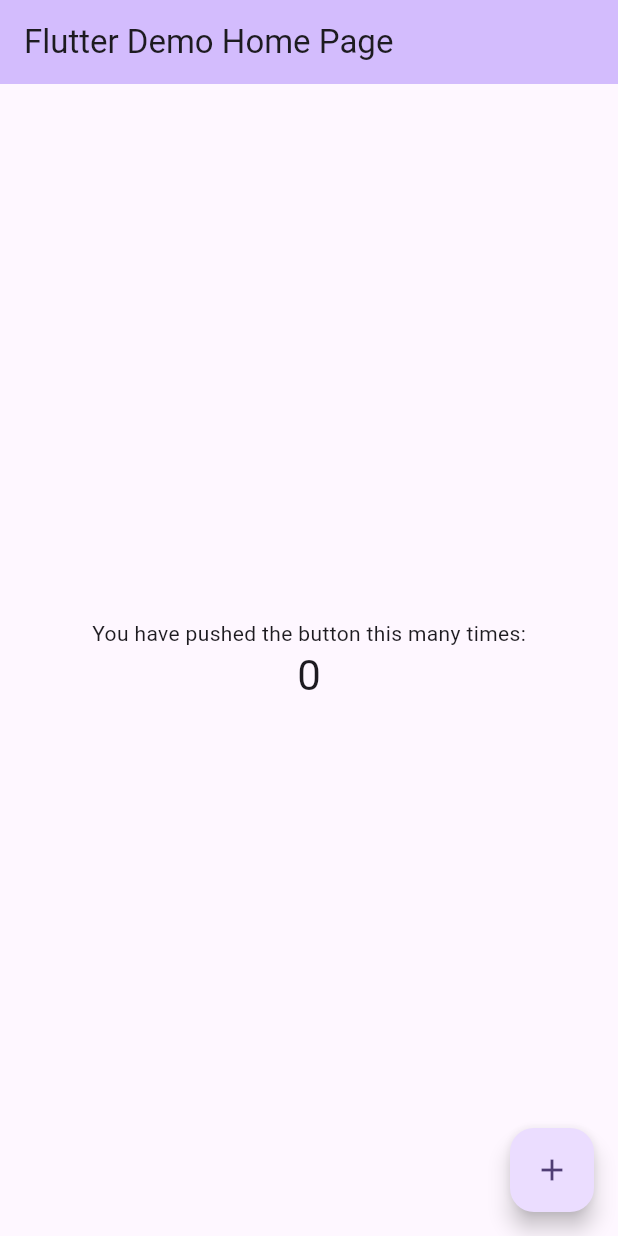
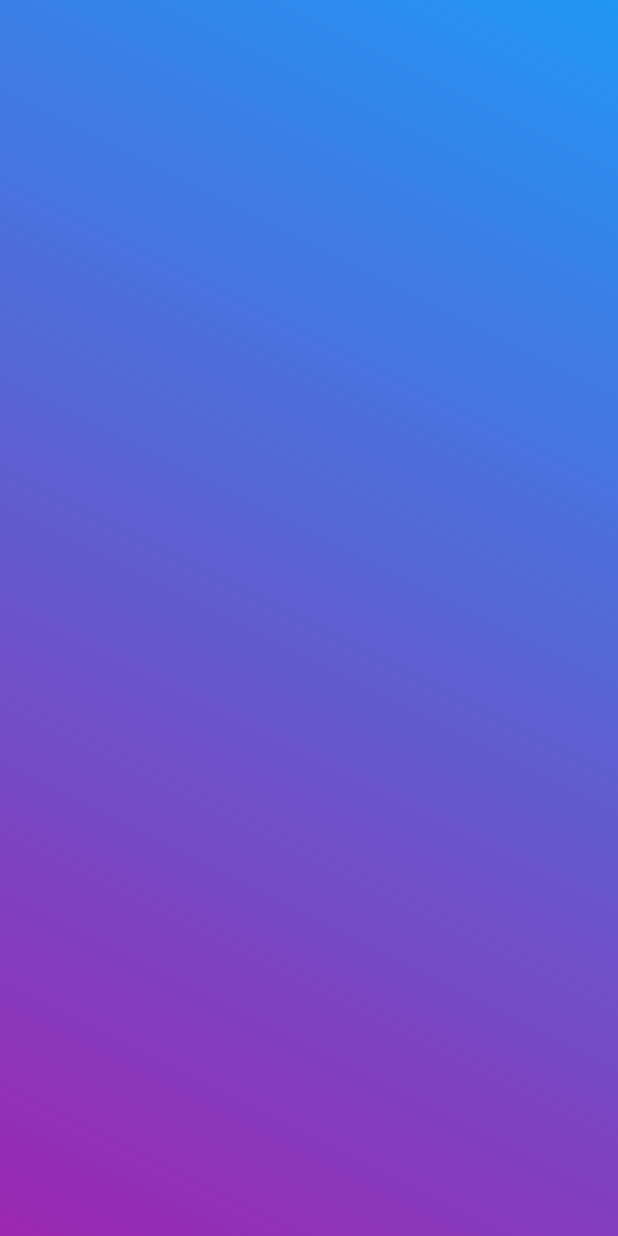
Before and after one commit to Pietrucci-Blacher/UrEsport, a Flutter app: the first screen one second after launch, on a phone screen of 412 x 824 dp. Run offline on Flutter 3.47's test engine with Material 3 defaults, Android fonts, the phone set to English and light mode, and no system bars.

Commit message:
Feat: Add splash screen for app

```diff
--- a/front/lib/main.dart
+++ b/front/lib/main.dart
@@ -1,4 +1,5 @@
 import 'package:flutter/material.dart';
+import 'package:front_project/screens/splash_screen.dart';
 
 void main() {
   runApp(const MyApp());
@@ -7,119 +8,15 @@ void main() {
 class MyApp extends StatelessWidget {
   const MyApp({super.key});
 
-  // This widget is the root of your application.
   @override
   Widget build(BuildContext context) {
     return MaterialApp(
-      title: 'Flutter Demo',
+      title: 'My Esports App',
+      debugShowCheckedModeBanner: false,
+      home: const SplashScreen(),
       theme: ThemeData(
-        // This is the theme of your application.
-        //
-        // TRY THIS: Try running your application with "flutter run". You'll see
-        // the application has a purple toolbar. Then, without quitting the app,
-        // try changing the seedColor in the colorScheme below to Colors.green
-        // and then invoke "hot reload" (save your changes or press the "hot
-        // reload" button in a Flutter-supported IDE, or press "r" if you used
-        // the command line to start the app).
-        //
-        // Notice that the counter didn't reset back to zero; the application
-        // state is not lost during the reload. To reset the state, use hot
-        // restart instead.
-        //
-        // This works for code too, not just values: Most code changes can be
-        // tested with just a hot reload.
-        colorScheme: ColorScheme.fromSeed(seedColor: Colors.deepPurple),
         useMaterial3: true,
       ),
-      home: const MyHomePage(title: 'Flutter Demo Home Page'),
     );
   }
 }
-
-class MyHomePage extends StatefulWidget {
-  const MyHomePage({super.key, required this.title});
-
-  // This widget is the home page of your application. It is stateful, meaning
-  // that it has a State object (defined below) that contains fields that affect
-  // how it looks.
-
-  // This class is the configuration for the state. It holds the values (in this
-  // case the title) provided by the parent (in this case the App widget) and
-  // used by the build method of the State. Fields in a Widget subclass are
-  // always marked "final".
-
-  final String title;
-
-  @override
-  State<MyHomePage> createState() => _MyHomePageState();
-}
-
-class _MyHomePageState extends State<MyHomePage> {
-  int _counter = 0;
-
-  void _incrementCounter() {
-    setState(() {
-      // This call to setState tells the Flutter framework that something has
-      // changed in this State, which causes it to rerun the build method below
-      // so that the display can reflect the updated values. If we changed
-      // _counter without calling setState(), then the build method would not be
-      // called again, and so nothing would appear to happen.
-      _counter++;
-    });
-  }
-
-  @override
-  Widget build(BuildContext context) {
-    // This method is rerun every time setState is called, for instance as done
-    // by the _incrementCounter method above.
-    //
-    // The Flutter framework has been optimized to make rerunning build methods
-    // fast, so that you can just rebuild anything that needs updating rather
-    // than having to individually change instances of widgets.
-    return Scaffold(
-      appBar: AppBar(
-        // TRY THIS: Try changing the color here to a specific color (to
-        // Colors.amber, perhaps?) and trigger a hot reload to see the AppBar
-        // change color while the other colors stay the same.
-        backgroundColor: Theme.of(context).colorScheme.inversePrimary,
-        // Here we take the value from the MyHomePage object that was created by
-        // the App.build method, and use it to set our appbar title.
-        title: Text(widget.title),
-      ),
-      body: Center(
-        // Center is a layout widget. It takes a single child and positions it
-        // in the middle of the parent.
-        child: Column(
-          // Column is also a layout widget. It takes a list of children and
-          // arranges them vertically. By default, it sizes itself to fit its
-          // children horizontally, and tries to be as tall as its parent.
-          //
-          // Column has various properties to control how it sizes itself and
-          // how it positions its children. Here we use mainAxisAlignment to
-          // center the children vertically; the main axis here is the vertical
-          // axis because Columns are vertical (the cross axis would be
-          // horizontal).
-          //
-          // TRY THIS: Invoke "debug painting" (choose the "Toggle Debug Paint"
-          // action in the IDE, or press "p" in the console), to see the
-          // wireframe for each widget.
-          mainAxisAlignment: MainAxisAlignment.center,
-          children: <Widget>[
-            const Text(
-              'You have pushed the button this many times:',
-            ),
-            Text(
-              '$_counter',
-              style: Theme.of(context).textTheme.headlineMedium,
-            ),
-          ],
-        ),
-      ),
-      floatingActionButton: FloatingActionButton(
-        onPressed: _incrementCounter,
-        tooltip: 'Increment',
-        child: const Icon(Icons.add),
-      ), // This trailing comma makes auto-formatting nicer for build methods.
-    );
-  }
-}
--- /dev/null
+++ b/front/lib/screens/splash_screen.dart
@@ -0,0 +1,50 @@
+import 'package:flutter/material.dart';
+import 'package:flutter/services.dart';
+import 'package:front_project/screens/home_screen.dart';
+
+class SplashScreen extends StatefulWidget {
+  const SplashScreen({Key? key}) : super(key: key);
+
+  @override
+  State<SplashScreen> createState() => _SplashScreenState();
+}
+
+class _SplashScreenState extends State<SplashScreen> with SingleTickerProviderStateMixin {
+
+  @override
+  void initState() {
+    super.initState();
+    SystemChrome.setEnabledSystemUIMode(SystemUiMode.immersive);
+    Future.delayed(const Duration(seconds: 3), () {
+      Navigator.of(context).pushReplacement(
+        MaterialPageRoute(
+          builder: (context) => const HomeScreen(),
+        ),
+      );
+    });
+  }
+
+  @override
+  void dispose() {
+    SystemChrome.setEnabledSystemUIMode(SystemUiMode.manual, overlays: SystemUiOverlay.values);
+    super.dispose();
+  }
+
+  @override
+  Widget build(BuildContext context) {
+    return Scaffold(
+      body: Container(
+        decoration: const BoxDecoration(
+          gradient: LinearGradient(
+            colors: [
+              Colors.blue,
+              Colors.purple,
+            ],
+            begin: Alignment.topRight,
+            end: Alignment.bottomLeft,
+          ),
+        ),
+      ),
+    );
+  }
+}
```
Also changed, not shown: front/lib/screens/home_screen.dart (added, +17 -0 lines), 2 other files.
